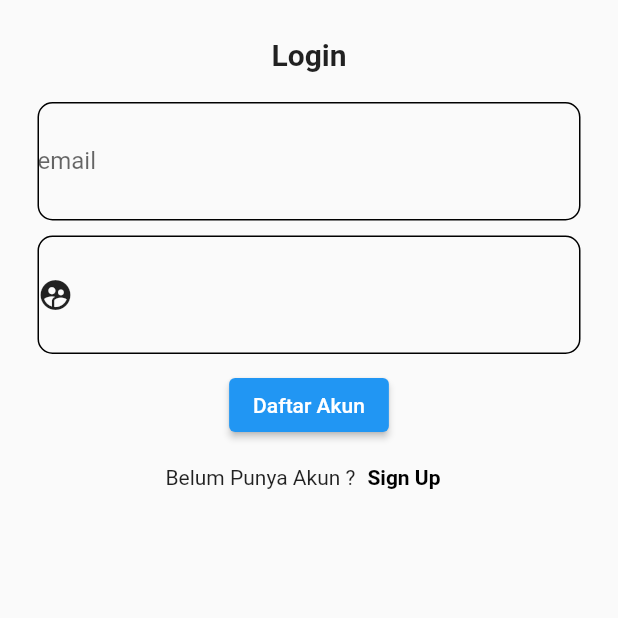
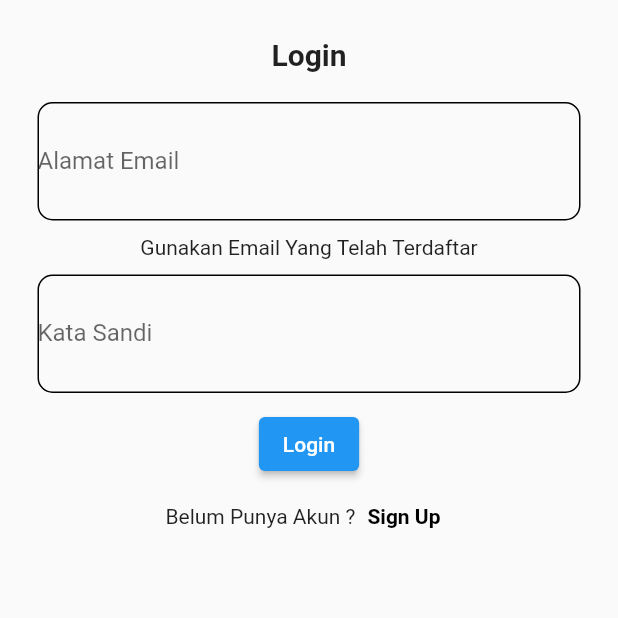
Before and after one commit to louisferrysp/Capstone_Project_42, a Flutter app: the screen it shows after launch, after a tap on "Daftar Akun", on a phone screen of 412 x 824 dp, the top half of it. Run offline on Flutter 3.47's test engine with Material 2 defaults, Android fonts, the phone set to English and light mode, and no system bars; our stand-ins replace video_player.

Commit message:
update Login Screen

```diff
--- a/Source_code/lms/lib/screen/login_screen.dart
+++ b/Source_code/lms/lib/screen/login_screen.dart
@@ -15,17 +15,22 @@ class _LoginScreenState extends State<LoginScreen> {
       body: Padding(
         padding: const EdgeInsets.all(25),
         child: Center(
-          child: Column(
+          child: ListView(
+            children: [
+              Column(
                 children: [
                   const Text(
                     'Login',
                     style: TextStyle(fontWeight: FontWeight.bold, fontSize: 20),
                   ),
                   const SizedBox(height: 20),
+// ================================================================================================ //
+//                FORM EMAIL                                                                        //
+// ================================================================================================ //
                   TextFormField(
                     controller: emailPerusahaan,
                     decoration: const InputDecoration(
-                  labelText: 'email',
+                      labelText: 'Alamat Email',
                       contentPadding: EdgeInsets.symmetric(vertical: 30),
                       enabledBorder: OutlineInputBorder(
                         borderSide: BorderSide(color: Colors.black),
@@ -42,10 +47,15 @@ class _LoginScreenState extends State<LoginScreen> {
                     ),
                   ),
                   const SizedBox(height: 10),
+                  const Text('Gunakan Email Yang Telah Terdaftar'),
+                  const SizedBox(height: 10),
+// ================================================================================================ //
+//                FORM PASSWORD                                                                     //
+// ================================================================================================ //
                   TextFormField(
                     controller: password,
                     decoration: const InputDecoration(
-                  label: Icon(Icons.supervised_user_circle_rounded),
+                      labelText: 'Kata Sandi',
                       contentPadding: EdgeInsets.symmetric(vertical: 30),
                       enabledBorder: OutlineInputBorder(
                         borderSide: BorderSide(color: Colors.black),
@@ -62,12 +72,18 @@ class _LoginScreenState extends State<LoginScreen> {
                     ),
                   ),
                   const SizedBox(height: 10),
+// ================================================================================================ //
+//                BUTTON LOGIN                                                                      //
+// ================================================================================================ //
                   ElevatedButton(
                     onPressed: () {
                       Navigator.pushNamed(context, 'login');
                     },
-                child: Text('Daftar Akun'),
+                    child: Text('Login'),
                   ),
+// ================================================================================================ //
+//                BUTTON BELUM PUNYA AKUN                                                           //
+// ================================================================================================ //
                   Row(
                     mainAxisAlignment: MainAxisAlignment.center,
                     children: [
@@ -88,6 +104,8 @@ class _LoginScreenState extends State<LoginScreen> {
                   ),
                 ],
               ),
+            ],
+          ),
         ),
       ),
     );
```
Lines whose indentation alone changed are shown as unchanged.
